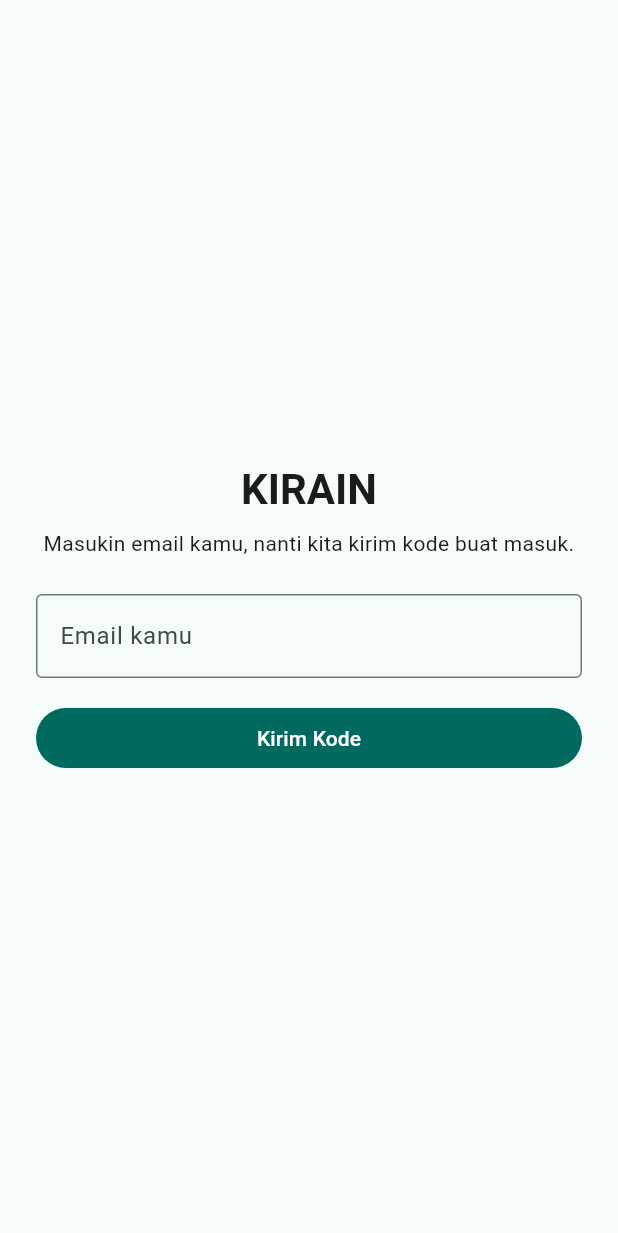
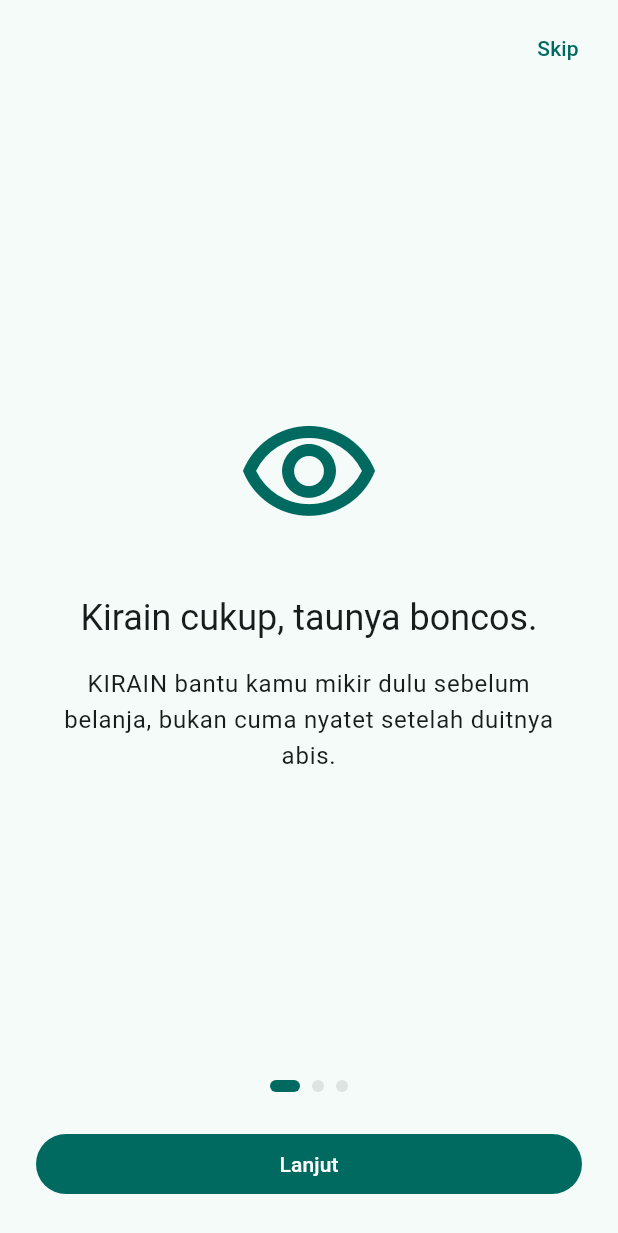
Before and after one commit to Moreno19Ryan/kirain-app, a Flutter app: the screen it shows after launch, on a phone screen of 412 x 824 dp. Shown: the top 1233 px of the screen. Run offline on Flutter 3.47's test engine with Material 3 defaults, Android fonts, the phone set to English and light mode, and no system bars; our stand-ins replace flutter_riverpod, flutter_secure_storage, go_router, local_auth, supabase_flutter; accounts and stored records are empty.

Commit message:
Add onboarding intro slides (max 3, Skip)
Shown once via OnboardingGate wrapping MaterialApp.router's builder
(outside AppLockGate, so it's the very first thing a new install sees,
before sign-in). "Seen" state is a device-local flag in
flutter_secure_storage (already a dep for App Lock) — this isn't
financial data, so no Supabase table or new dependency needed.

Content follows CLAUDE.md's brand/voice guide: the "kirain" pain point,
the wajib-vs-keinginan differentiator, then the quick-catat pitch.

```diff
--- a/lib/app.dart
+++ b/lib/app.dart
@@ -4,6 +4,7 @@ import 'package:flutter_riverpod/flutter_riverpod.dart';
 import 'core/router/app_router.dart';
 import 'core/theme/app_theme.dart';
 import 'features/app_lock/presentation/app_lock_gate.dart';
+import 'features/onboarding/presentation/onboarding_gate.dart';
 
 class KirainApp extends ConsumerWidget {
   const KirainApp({super.key});
@@ -18,7 +19,7 @@ class KirainApp extends ConsumerWidget {
       darkTheme: AppTheme.dark,
       themeMode: ThemeMode.system,
       routerConfig: router,
-      builder: (context, child) => AppLockGate(child: child!),
+      builder: (context, child) => OnboardingGate(child: AppLockGate(child: child!)),
     );
   }
 }
--- /dev/null
+++ b/lib/features/onboarding/presentation/onboarding_gate.dart
@@ -0,0 +1,50 @@
+import 'package:flutter/material.dart';
+import 'package:flutter_riverpod/flutter_riverpod.dart';
+
+import '../data/onboarding_repository.dart';
+import 'onboarding_screen.dart';
+
+/// Wraps the whole app (via MaterialApp.router's `builder`, outside
+/// [AppLockGate]) so the intro slides are the very first thing a new user
+/// sees, before sign-in ever renders. Shown at most once per install.
+class OnboardingGate extends ConsumerStatefulWidget {
+  const OnboardingGate({super.key, required this.child});
+
+  final Widget child;
+
+  @override
+  ConsumerState<OnboardingGate> createState() => _OnboardingGateState();
+}
+
+class _OnboardingGateState extends ConsumerState<OnboardingGate> {
+  bool _checked = false;
+  bool _showOnboarding = false;
+
+  @override
+  void initState() {
+    super.initState();
+    _check();
+  }
+
+  Future<void> _check() async {
+    final seen = await ref.read(onboardingRepositoryProvider).hasSeenOnboarding();
+    if (!mounted) return;
+    setState(() {
+      _showOnboarding = !seen;
+      _checked = true;
+    });
+  }
+
+  Future<void> _finish() async {
+    await ref.read(onboardingRepositoryProvider).markSeen();
+    if (!mounted) return;
+    setState(() => _showOnboarding = false);
+  }
+
+  @override
+  Widget build(BuildContext context) {
+    if (!_checked) return const SizedBox.shrink();
+    if (_showOnboarding) return OnboardingScreen(onDone: _finish);
+    return widget.child;
+  }
+}
--- /dev/null
+++ b/lib/features/onboarding/presentation/onboarding_screen.dart
@@ -0,0 +1,144 @@
+import 'package:flutter/material.dart';
+
+class _OnboardingPage {
+  const _OnboardingPage({required this.icon, required this.title, required this.body});
+
+  final IconData icon;
+  final String title;
+  final String body;
+}
+
+const _pages = [
+  _OnboardingPage(
+    icon: Icons.visibility_outlined,
+    title: 'Kirain cukup, taunya boncos.',
+    body:
+        'KIRAIN bantu kamu mikir dulu sebelum belanja, bukan cuma nyatet '
+        'setelah duitnya abis.',
+  ),
+  _OnboardingPage(
+    icon: Icons.rule_outlined,
+    title: 'Bedain Wajib vs Keinginan',
+    body:
+        'Tiap transaksi, tinggal toggle: ini emang kebutuhan, atau cuma '
+        'keinginan? Biar kamu sadar ke mana aja duit kamu pergi.',
+  ),
+  _OnboardingPage(
+    icon: Icons.edit_note_outlined,
+    title: 'Catat gampang, 2-3 tap doang',
+    body: 'Gak perlu ribet. Yuk mulai atur keuangan kamu bareng KIRAIN.',
+  ),
+];
+
+/// Max 3 slides + Skip, per CLAUDE.md's onboarding requirement. Shown once
+/// (gated by [OnboardingGate]) before the user ever hits sign-in.
+class OnboardingScreen extends StatefulWidget {
+  const OnboardingScreen({super.key, required this.onDone});
+
+  final VoidCallback onDone;
+
+  @override
+  State<OnboardingScreen> createState() => _OnboardingScreenState();
+}
+
+class _OnboardingScreenState extends State<OnboardingScreen> {
+  final _controller = PageController();
+  int _page = 0;
+
+  @override
+  void dispose() {
+    _controller.dispose();
+    super.dispose();
+  }
+
+  bool get _isLastPage => _page == _pages.length - 1;
+
+  void _next() {
+    if (_isLastPage) {
+      widget.onDone();
+      return;
+    }
+    _controller.nextPage(duration: const Duration(milliseconds: 250), curve: Curves.easeOut);
+  }
+
+  @override
+  Widget build(BuildContext context) {
+    return Scaffold(
+      body: SafeArea(
+        child: Column(
+          children: [
+            Align(
+              alignment: Alignment.topRight,
+              child: Padding(
+                padding: const EdgeInsets.all(8),
+                child: TextButton(
+                  onPressed: widget.onDone,
+                  child: const Text('Skip'),
+                ),
+              ),
+            ),
+            Expanded(
+              child: PageView.builder(
+                controller: _controller,
+                itemCount: _pages.length,
+                onPageChanged: (index) => setState(() => _page = index),
+                itemBuilder: (context, index) {
+                  final page = _pages[index];
+                  return Padding(
+                    padding: const EdgeInsets.symmetric(horizontal: 32),
+                    child: Column(
+                      mainAxisAlignment: MainAxisAlignment.center,
+                      children: [
+                        Icon(page.icon, size: 96, color: Theme.of(context).colorScheme.primary),
+                        const SizedBox(height: 32),
+                        Text(
+                          page.title,
+                          textAlign: TextAlign.center,
+                          style: Theme.of(context).textTheme.headlineSmall,
+                        ),
+                        const SizedBox(height: 16),
+                        Text(
+                          page.body,
+                          textAlign: TextAlign.center,
+                          style: Theme.of(context).textTheme.bodyLarge,
+                        ),
+                      ],
+                    ),
+                  );
+                },
+              ),
+            ),
+            Row(
+              mainAxisAlignment: MainAxisAlignment.center,
+              children: List.generate(
+                _pages.length,
+                (index) => AnimatedContainer(
+                  duration: const Duration(milliseconds: 200),
+                  margin: const EdgeInsets.symmetric(horizontal: 4),
+                  width: index == _page ? 20 : 8,
+                  height: 8,
+                  decoration: BoxDecoration(
+                    color: index == _page
+                        ? Theme.of(context).colorScheme.primary
+                        : Theme.of(context).colorScheme.surfaceContainerHighest,
+                    borderRadius: BorderRadius.circular(4),
+                  ),
+                ),
+              ),
+            ),
+            Padding(
+              padding: const EdgeInsets.all(24),
+              child: SizedBox(
+                width: double.infinity,
+                child: FilledButton(
+                  onPressed: _next,
+                  child: Text(_isLastPage ? 'Mulai' : 'Lanjut'),
+                ),
+              ),
+            ),
+          ],
+        ),
+      ),
+    );
+  }
+}
```
Also changed, not shown: lib/features/onboarding/data/onboarding_repository.dart (added, +26 -0 lines), 1 other file.
